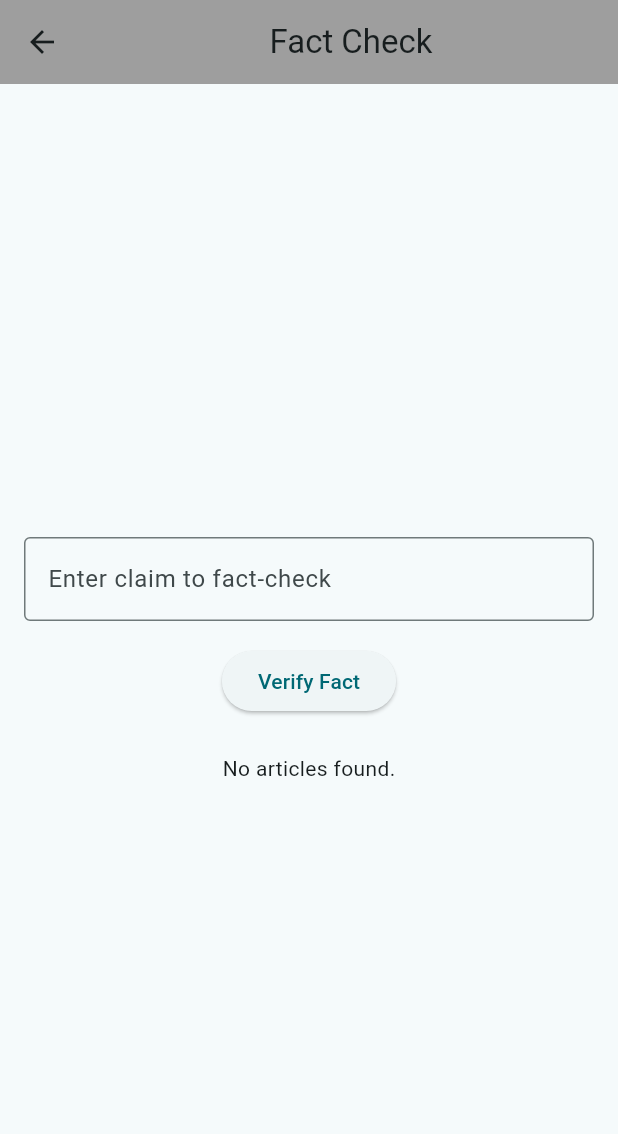
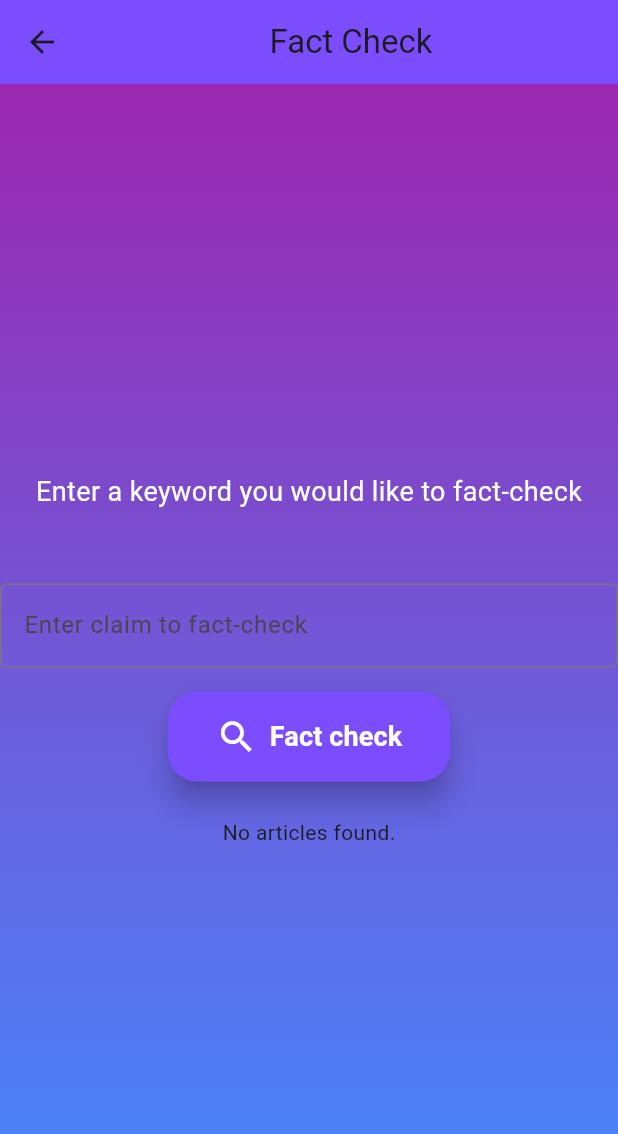
Before and after one commit to Slozzyondul/Social_Justice_and_Reform_Hackathon, a Flutter app: the screen it shows after launch, after a tap on "Fact Check", on a phone screen of 412 x 824 dp. Shown: the top 1134 px of the screen. Run offline on Flutter 3.47's test engine with Material 3 defaults, Android fonts, the light colour scheme and no system bars; our stand-ins replace image_picker; network calls fail.

Commit message:
modifying fact check screen to match the main sreen theme

```diff
--- a/lib/frontend/screens/fact_check/fact_check.dart
+++ b/lib/frontend/screens/fact_check/fact_check.dart
@@ -2,6 +2,8 @@ import 'package:flutter/material.dart';
 import 'package:http/http.dart' as http;
 import 'package:solop/frontend/classes/detailed_article_class.dart';
 import 'dart:convert';
+
+import 'package:solop/frontend/widgets/build_button_widget.dart';
 
 class NewsFactCheckScreen extends StatefulWidget {
   const NewsFactCheckScreen({super.key});
@@ -69,27 +71,46 @@ class _NewsFactCheckScreenState extends State<NewsFactCheckScreen> {
     return Scaffold(
       appBar: AppBar(
         title: const Center(child: Text('Fact Check')),
-        backgroundColor: Colors.grey,
+        backgroundColor: Colors.deepPurpleAccent,
       ),
-      body: Padding(
-        padding: const EdgeInsets.all(16.0),
-        child: Column(
+      body: Stack(
+        children: [
+          Container(
+            decoration: const BoxDecoration(
+              gradient: LinearGradient(
+                colors: [Colors.purple, Colors.blueAccent],
+                begin: Alignment.topCenter,
+                end: Alignment.bottomCenter,
+              ),
+            ),
+          ),
+          Column(
             mainAxisAlignment: MainAxisAlignment.center,
             children: [
+              SizedBox(
+                child: Text(
+                  'Enter a keyword you would like to fact-check',
+                  style: TextStyle(
+                    fontSize: 18,
+                    color: Colors.white,
+                  ),
+                ),
+              ),
+              SizedBox(height: 48),
               TextField(
+                style: TextStyle(backgroundColor: Colors.white),
                 controller: _inputController,
                 decoration: const InputDecoration(
                     labelText: 'Enter claim to fact-check',
                     border: OutlineInputBorder()),
               ),
               const SizedBox(height: 16),
-            ElevatedButton(
-              onPressed: () {
-                if (_inputController.text.isNotEmpty) {
-                  factCheck(_inputController.text);
-                }
-              },
-              child: const Text('Verify Fact'),
+              buildOptionButton(
+                context,
+                icon: Icons.search,
+                label: 'Fact check',
+                onPressed: () => factCheck(_inputController.text),
+                color: Colors.deepPurpleAccent,
               ),
               const SizedBox(height: 24),
               _loading
@@ -115,11 +136,13 @@ class _NewsFactCheckScreenState extends State<NewsFactCheckScreen> {
                               final article = _articles[index];
                               return Card(
                                 color: Colors.grey,
-                              margin: const EdgeInsets.symmetric(vertical: 8.0),
+                                margin:
+                                    const EdgeInsets.symmetric(vertical: 8.0),
                                 child: GestureDetector(
                                   onTap: () => _openArticleDetail(article),
                                   child: Column(
-                                  crossAxisAlignment: CrossAxisAlignment.start,
+                                    crossAxisAlignment:
+                                        CrossAxisAlignment.start,
                                     children: [
                                       article['urlToImage'] != null
                                           ? Image.network(
@@ -183,6 +206,7 @@ class _NewsFactCheckScreenState extends State<NewsFactCheckScreen> {
                       : const Text('No articles found.'),
             ],
           ),
+        ],
       ),
     );
   }
--- a/lib/frontend/screens/main_options_screen.dart
+++ b/lib/frontend/screens/main_options_screen.dart
@@ -7,7 +7,7 @@ class MainOptionScreen extends StatelessWidget {
   Widget build(BuildContext context) {
     return Scaffold(
       appBar: AppBar(
-        title: const Center(child: Text('Choose an Option')),
+        title: const Center(child: Text('')),
         backgroundColor: Colors.deepPurpleAccent,
         elevation: 5.0,
       ),
--- /dev/null
+++ b/lib/frontend/widgets/build_button_widget.dart
@@ -0,0 +1,23 @@
+import 'package:flutter/material.dart';
+
+Widget buildOptionButton(BuildContext context,
+      {required IconData icon,
+      required String label,
+      required VoidCallback onPressed,
+      required Color color}) {
+    return ElevatedButton.icon(
+      style: ElevatedButton.styleFrom(
+        foregroundColor: Colors.white,
+        backgroundColor: color,
+        padding: const EdgeInsets.symmetric(horizontal: 32, vertical: 16),
+        shape: RoundedRectangleBorder(borderRadius: BorderRadius.circular(20)),
+        elevation: 8.0,
+      ),
+      icon: Icon(icon, size: 28),
+      label: Text(
+        label,
+        style: const TextStyle(fontSize: 18, fontWeight: FontWeight.bold),
+      ),
+      onPressed: onPressed,
+    );
+  }
--- a/lib/main.dart
+++ b/lib/main.dart
@@ -22,7 +22,7 @@ class MyApp extends StatelessWidget {
       debugShowCheckedModeBanner: false,
       title: 'Zii kwa Corruption',
       theme: ThemeData(
-        colorScheme: ColorScheme.fromSeed(seedColor: Colors.grey),
+        colorScheme: ColorScheme.fromSeed(seedColor: Colors.deepPurpleAccent),
         useMaterial3: true,
       ),
       //home: const SplashScreenWrapper(),
```
Also changed, not shown: 1 other file. Lines whose indentation alone changed are shown as unchanged.
